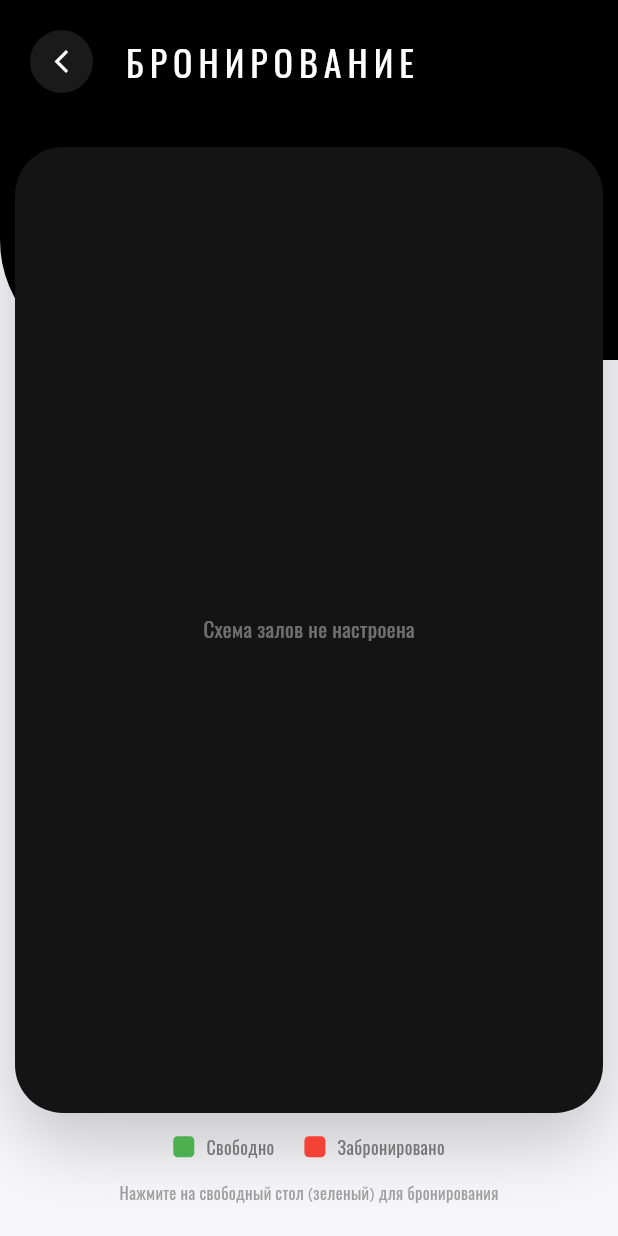
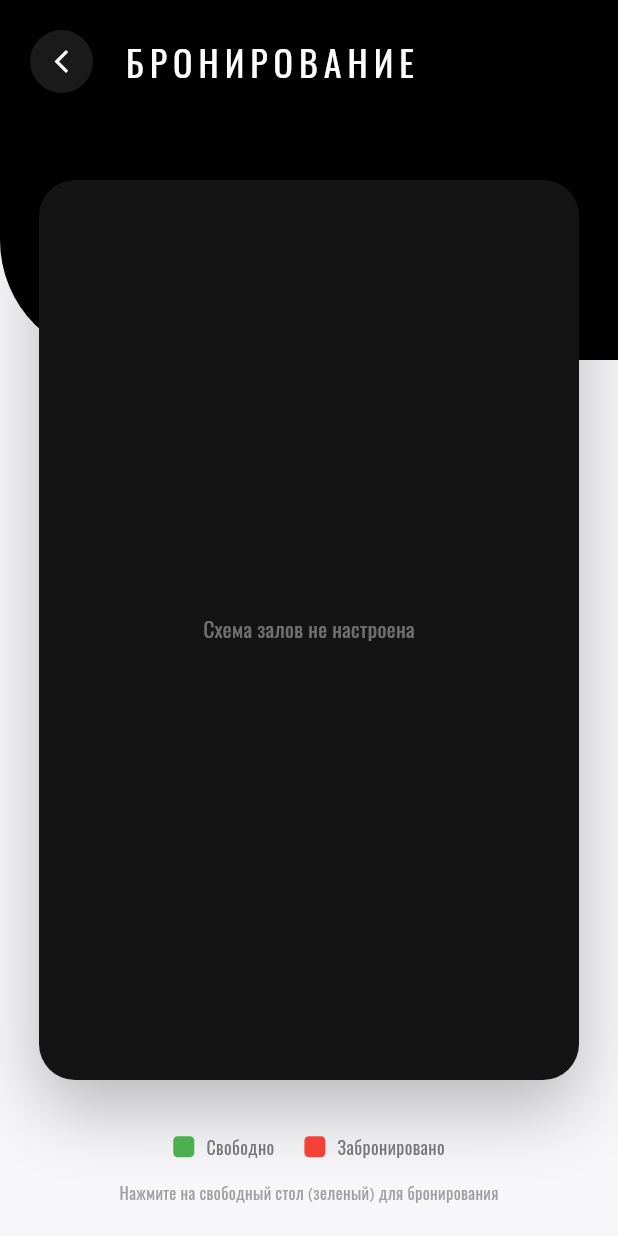
Before and after one commit to stika-art/karkyra-menu, a Flutter app: the TableBookingScreen screen opened directly, on a phone screen of 412 x 824 dp. Run offline on Flutter 3.47's test engine with Material 3 defaults, Android fonts, the phone set to English and light mode, and no system bars; our stand-ins replace file_picker, google_fonts, shared_preferences, supabase_flutter, video_player, visibility_detector; missing offline and left inert: dart:js; accounts and stored records are empty; network calls fail; Roboto replaces fonts that are missing (Forum).

Commit message:
Fix table markers alignment on mobile phones using exact 360x600 canvas scaling

```diff
--- a/lib/main.dart
+++ b/lib/main.dart
@@ -2816,24 +2816,25 @@ class _TableBookingScreenState extends State<TableBookingScreen> {
                 const SizedBox(height: 16),
                 Expanded(
                   child: Center(
+                    child: FittedBox(
+                      fit: BoxFit.scaleDown,
                       child: Container(
-                      width: screenWidth > 520 ? 440 : (screenWidth - 20),
-                      margin: const EdgeInsets.symmetric(horizontal: 10),
+                        width: 360,
+                        height: 600,
                         decoration: BoxDecoration(
                           color: const Color(0xFF141414),
-                        borderRadius: BorderRadius.circular(32),
-                        boxShadow: [BoxShadow(color: Colors.black.withOpacity(0.2), blurRadius: 40, offset: const Offset(0, 20))],
+                          borderRadius: BorderRadius.circular(24),
+                          boxShadow: [BoxShadow(color: Colors.black.withOpacity(0.25), blurRadius: 40, offset: const Offset(0, 20))],
                         ),
                         child: _loading
                           ? const Center(child: CircularProgressIndicator(color: Color(0xFFD4A043)))
                           : _selectedFloorId == null
                             ? Center(child: Text('Схема залов не настроена', style: GoogleFonts.outfit(color: Colors.white38)))
                             : ClipRRect(
-                              borderRadius: BorderRadius.circular(32),
+                                borderRadius: BorderRadius.circular(24),
                                 child: InteractiveViewer(
                                   minScale: 0.8,
                                   maxScale: 3.5,
-                                boundaryMargin: const EdgeInsets.all(20),
                                   child: SingleChildScrollView(
                                     child: Column(
                                       children: [
@@ -2841,6 +2842,7 @@ class _TableBookingScreenState extends State<TableBookingScreen> {
                                         _buildExtraTablesList(),
                                         const SizedBox(height: 40),
                                       ],
+                                    ),
                                   ),
                                 ),
                               ),
```
Lines whose indentation alone changed are shown as unchanged.
